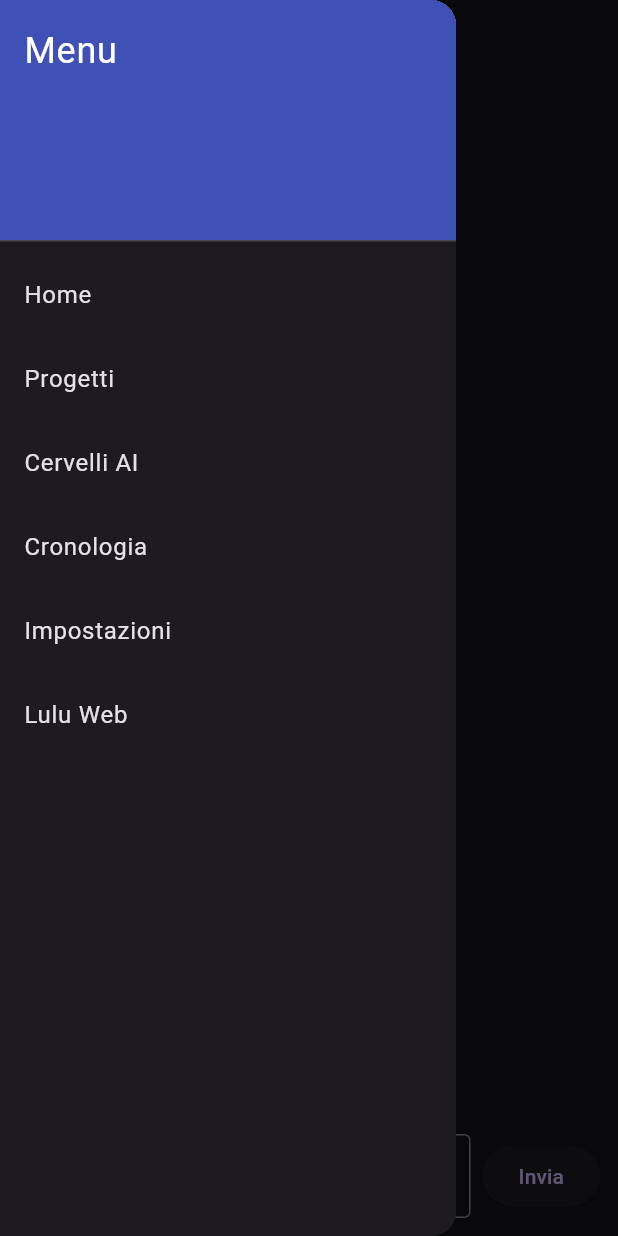
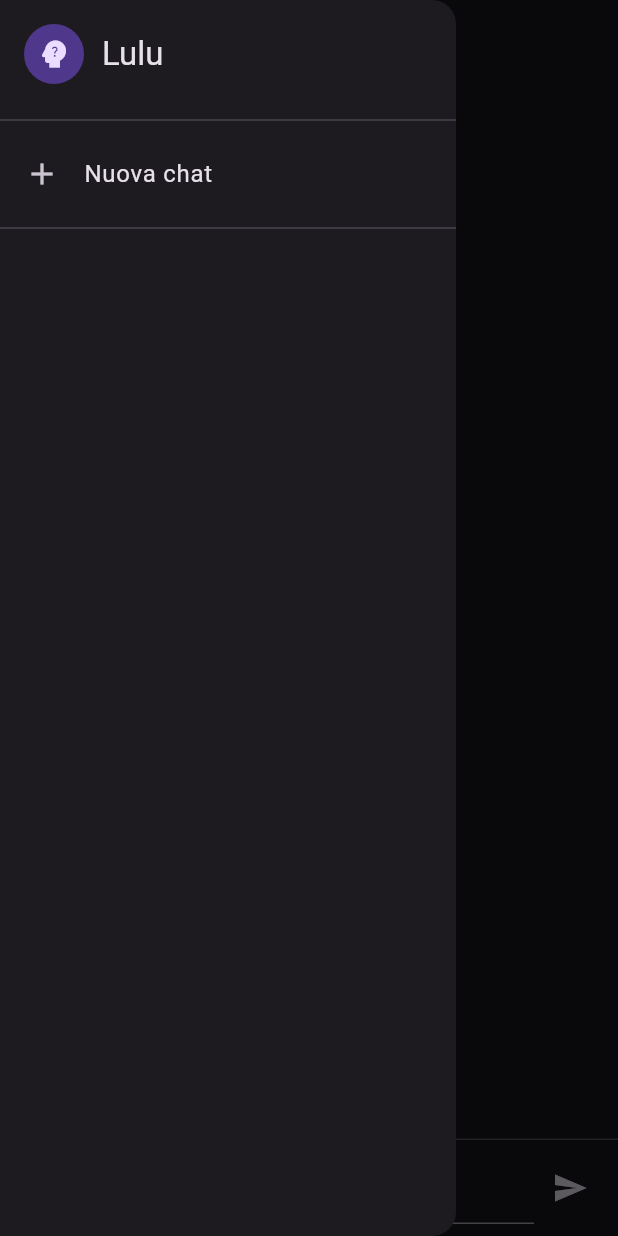
Before and after one commit to spontylulu/luluapp, a Flutter app: the screen it shows after launch, with the side drawer open, on a phone screen of 412 x 824 dp. Run offline on Flutter 3.47's test engine with Material 3 defaults, Android fonts, the phone set to English and light mode, and no system bars; our stand-ins replace shared_preferences, webview_flutter.

Commit message:
aggiunto lista chat e perfezionamenti vari

```diff
--- /dev/null
+++ b/lib/core/chat_memory_manager.dart
@@ -0,0 +1,183 @@
+// 📄 chat_memory_manager.dart
+// Gestione della memoria delle chat in Lulu.
+// - Salva ogni messaggio in file giornalieri per sessione (es. chat_ricette/2025-06-19.json)
+// - Registra metadata nel file index.json per ogni chat creata
+// - Permette il caricamento e salvataggio di messaggi (utente e IA)
+// - In futuro supporterà ricerche e filtri su hashtag o contenuto
+
+import 'dart:convert';
+import 'dart:io';
+import 'package:intl/intl.dart';
+import 'package:path_provider/path_provider.dart';
+
+class ChatMessage {
+  final String mittente;
+  final String contenuto;
+  final DateTime timestamp;
+  final List<String> hashtags;
+
+  ChatMessage({
+    required this.mittente,
+    required this.contenuto,
+    required this.timestamp,
+    this.hashtags = const [],
+  });
+
+  Map<String, dynamic> toJson() => {
+    'mittente': mittente,
+    'contenuto': contenuto,
+    'timestamp': timestamp.toIso8601String(),
+    'hashtags': hashtags,
+  };
+
+  factory ChatMessage.fromJson(Map<String, dynamic> json) {
+    return ChatMessage(
+      mittente: json['mittente'],
+      contenuto: json['contenuto'],
+      timestamp: DateTime.parse(json['timestamp']),
+      hashtags: List<String>.from(json['hashtags'] ?? []),
+    );
+  }
+}
+
+class ChatIndexEntry {
+  final String nome;
+  final DateTime creata;
+  DateTime ultimoAccesso;
+
+  ChatIndexEntry({
+    required this.nome,
+    required this.creata,
+    required this.ultimoAccesso,
+  });
+
+  Map<String, dynamic> toJson() => {
+    'nome': nome,
+    'creata': creata.toIso8601String(),
+    'ultimoAccesso': ultimoAccesso.toIso8601String(),
+  };
+
+  factory ChatIndexEntry.fromJson(Map<String, dynamic> json) {
+    return ChatIndexEntry(
+      nome: json['nome'],
+      creata: DateTime.parse(json['creata']),
+      ultimoAccesso: DateTime.parse(json['ultimoAccesso']),
+    );
+  }
+}
+
+class ChatMemoryManager {
+  static Future<String> _getBasePath() async {
+    final dir = await getApplicationDocumentsDirectory();
+    return '${dir.path}/memoria/cronologia';
+  }
+
+  static Future<String> _getTodayFilePath(String sessione) async {
+    final basePath = await _getBasePath();
+    final date = DateFormat('yyyy-MM-dd').format(DateTime.now());
+    final dir = Directory('$basePath/$sessione');
+    if (!await dir.exists()) {
+      await dir.create(recursive: true);
+    }
+    return '${dir.path}/$date.json';
+  }
+
+  static Future<void> appendMessage(String sessione, ChatMessage message) async {
+    final filePath = await _getTodayFilePath(sessione);
+    final file = File(filePath);
+    List<ChatMessage> history = [];
+
+    if (await file.exists()) {
+      final content = await file.readAsString();
+      history = List<Map<String, dynamic>>.from(jsonDecode(content))
+          .map((msg) => ChatMessage.fromJson(msg))
+          .toList();
+    }
+
+    history.add(message);
+    final updatedJson = jsonEncode(history.map((m) => m.toJson()).toList());
+    await file.writeAsString(updatedJson, flush: true);
+
+    await updateIndex(sessione);
+  }
+
+  static Future<List<ChatMessage>> loadMessages(String sessione) async {
+    final filePath = await _getTodayFilePath(sessione);
+    final file = File(filePath);
+    if (!await file.exists()) return [];
+
+    final content = await file.readAsString();
+    await updateIndex(sessione);
+    return List<Map<String, dynamic>>.from(jsonDecode(content))
+        .map((msg) => ChatMessage.fromJson(msg))
+        .toList();
+  }
+
+  static Future<List<String>> listSessions() async {
+    final basePath = await _getBasePath();
+    final dir = Directory(basePath);
+    if (!await dir.exists()) return [];
+
+    final dirs = await dir.list().toList();
+    return dirs
+        .whereType<Directory>()
+        .map((d) => d.path.split(Platform.pathSeparator).last)
+        .toList();
+  }
+
+  static Future<File> _getIndexFile() async {
+    final basePath = await _getBasePath();
+    return File('$basePath/index.json');
+  }
+
+  static Future<void> addToIndex(String sessione) async {
+    final file = await _getIndexFile();
+    Map<String, dynamic> index = {};
+
+    if (await file.exists()) {
+      index = jsonDecode(await file.readAsString());
+    }
+
+    if (!index.containsKey(sessione)) {
+      index[sessione] = ChatIndexEntry(
+        nome: sessione,
+        creata: DateTime.now(),
+        ultimoAccesso: DateTime.now(),
+      ).toJson();
+      await file.writeAsString(jsonEncode(index), flush: true);
+    }
+  }
+
+  static Future<void> updateIndex(String sessione) async {
+    final file = await _getIndexFile();
+    Map<String, dynamic> index = {};
+
+    if (await file.exists()) {
+      index = jsonDecode(await file.readAsString());
+    }
+
+    final now = DateTime.now();
+
+    index[sessione] = ChatIndexEntry(
+      nome: sessione,
+      creata: index[sessione] != null
+          ? DateTime.parse(index[sessione]['creata'])
+          : now,
+      ultimoAccesso: now,
+    ).toJson();
+
+    await file.writeAsString(jsonEncode(index), flush: true);
+  }
+
+  static Future<List<ChatIndexEntry>> getIndex() async {
+    final file = await _getIndexFile();
+    if (!await file.exists()) return [];
+
+    final content = await file.readAsString();
+    final data = jsonDecode(content) as Map<String, dynamic>;
+    return data.values
+        .map((e) => ChatIndexEntry.fromJson(e as Map<String, dynamic>))
+        .toList()
+      ..sort((a, b) => b.ultimoAccesso.compareTo(a.ultimoAccesso));
+  }
+}
--- a/lib/main.dart
+++ b/lib/main.dart
@@ -1,6 +1,18 @@
+// 📄 main.dart
+// Punto di ingresso principale dell’app Lulu.
+// - Inizializza Flutter e carica l’identità da identity_manager.dart
+// - Lancia l’app con tema scuro Material 3
+// - Definisce tutte le rotte per navigare tra schermate
+
 import 'package:flutter/material.dart';
 import 'package:luluapp/screens/home_screen.dart';
 import 'core/identity_manager.dart';
+import 'package:luluapp/screens/hub_screen.dart';
+import 'package:luluapp/screens/project_screen.dart';
+import 'package:luluapp/screens/cervelli_screen.dart';
+import 'package:luluapp/screens/cronologia_screen.dart';
+import 'package:luluapp/screens/impostazioni_screen.dart';
+import 'package:luluapp/screens/webview_screen.dart';
 
 void main() async {
   WidgetsFlutterBinding.ensureInitialized();
@@ -22,6 +34,15 @@ class LuluApp extends StatelessWidget {
       theme: ThemeData.dark(useMaterial3: true),
       debugShowCheckedModeBanner: false,
       home: const HomeScreen(),
+      routes: {
+        '/home': (context) => const HomeScreen(),
+        '/hub': (context) => const HubScreen(),
+        '/progetti': (context) => const ProjectScreen(),
+        '/cervelli': (context) => const CervelliScreen(),
+        '/cronologia': (context) => const CronologiaScreen(),
+        '/impostazioni': (context) => const ImpostazioniScreen(),
+        '/webview': (context) => const WebviewScreen(),
+      },
     );
   }
 }
--- /dev/null
+++ b/lib/screens/chat_drawer.dart
@@ -0,0 +1,83 @@
+// 📄 chat_drawer.dart
+// Menu laterale principale di Lulu, dedicato alla gestione delle chat.
+// Contiene:
+// - Il logo e nome "Lulu" in alto (cliccabile → apre l’Hub di sistema)
+// - Il pulsante “+ Nuova chat”
+// - L’elenco delle chat esistenti, ordinate per ultima modifica (più recente in alto)
+// Quando si seleziona una chat, chiama il callback fornito (`onChatSelected`).
+
+import 'package:flutter/material.dart';
+
+class ChatDrawer extends StatelessWidget {
+  final List<String> chatList;
+  final void Function(String chatName) onChatSelected;
+  final VoidCallback onNewChat;
+  final VoidCallback onLuluTap;
+
+  const ChatDrawer({
+    Key? key,
+    required this.chatList,
+    required this.onChatSelected,
+    required this.onNewChat,
+    required this.onLuluTap,
+  }) : super(key: key);
+
+  @override
+  Widget build(BuildContext context) {
+    return Drawer(
+      child: SafeArea(
+        child: Column(
+          crossAxisAlignment: CrossAxisAlignment.start,
+          children: [
+            // 🌕 Logo + Lulu (cliccabile)
+            InkWell(
+              onTap: () {
+                Navigator.pop(context); // chiude il drawer
+                Navigator.pushNamed(context, '/hub');
+              },
+              child: Padding(
+                padding: const EdgeInsets.all(16.0),
+                child: Row(
+                  children: [
+                    const CircleAvatar(child: Icon(Icons.psychology_alt)),
+                    const SizedBox(width: 12),
+                    Text(
+                      "Lulu",
+                      style: Theme.of(context).textTheme.titleLarge,
+                    ),
+                  ],
+                ),
+              ),
+            ),
+
+            const Divider(),
+
+            // ➕ Nuova chat
+            ListTile(
+              leading: const Icon(Icons.add),
+              title: const Text("Nuova chat"),
+              onTap: onNewChat,
+            ),
+
+            const Divider(),
+
+            // 📜 Lista chat ordinate per data (già ordinate dal chiamante)
+            Expanded(
+              child: ListView.builder(
+                itemCount: chatList.length,
+                itemBuilder: (context, index) {
+                  final chatName = chatList[index];
+                  return ListTile(
+                    leading: const Icon(Icons.chat_bubble_outline),
+                    title: Text(chatName),
+                    onTap: () => onChatSelected(chatName),
+                  );
+                },
+              ),
+            ),
+          ],
+        ),
+      ),
+    );
+  }
+}
--- a/lib/screens/home_screen.dart
+++ b/lib/screens/home_screen.dart
@@ -1,10 +1,13 @@
+// 📄 home_screen.dart
+// Schermata principale dell’app Lulu.
+// Carica dinamicamente le chat da index.json tramite ChatMemoryManager
+// Ordina per ultimo utilizzo, mostra conversazione corrente, salva automaticamente ogni messaggio.
+// Integra SafeArea per evitare che il campo testo finisca sotto i tasti di sistema Android.
+
 import 'package:flutter/material.dart';
-import 'package:luluapp/screens/project_screen.dart';
-import 'package:luluapp/screens/cervelli_screen.dart';
-import 'package:luluapp/screens/cronologia_screen.dart';
-import 'package:luluapp/screens/impostazioni_screen.dart';
-import 'package:luluapp/screens/webview_screen.dart';
 import 'package:luluapp/core/ai_manager.dart';
+import 'package:luluapp/core/chat_memory_manager.dart';
+import 'package:luluapp/screens/chat_drawer.dart';
 
 class HomeScreen extends StatefulWidget {
   const HomeScreen({super.key});
@@ -14,127 +17,178 @@ class HomeScreen extends StatefulWidget {
 }
 
 class _HomeScreenState extends State<HomeScreen> {
-  final List<String> messages = [
-    "Tu: Ciao Lulu!",
-    "Lulu: Ciao! Come posso aiutarti oggi?",
-  ];
   final TextEditingController _controller = TextEditingController();
+  final List<ChatMessage> messages = [];
+  List<ChatIndexEntry> chatIndex = [];
   bool _isSending = false;
+  String currentChat = "";
+
+  @override
+  void initState() {
+    super.initState();
+    _caricaChatRecenti();
+  }
+
+  Future<void> _caricaChatRecenti() async {
+    final index = await ChatMemoryManager.getIndex();
+    setState(() {
+      chatIndex = index;
+      currentChat = index.isNotEmpty ? index.first.nome : "chat_default";
+    });
+    _loadMessages(currentChat);
+  }
+
+  Future<void> _loadMessages(String chatName) async {
+    final history = await ChatMemoryManager.loadMessages(chatName);
+    setState(() {
+      messages.clear();
+      messages.addAll(history);
+    });
+  }
+
+  Future<void> _salvaMessaggio(String role, String contenuto) async {
+    final msg = ChatMessage(
+      mittente: role,
+      contenuto: contenuto,
+      timestamp: DateTime.now(),
+    );
+    await ChatMemoryManager.appendMessage(currentChat, msg);
+    setState(() => messages.add(msg));
+  }
 
   Future<void> _askLulu(String prompt) async {
-    setState(() {
-      _isSending = true;
-    });
+    setState(() => _isSending = true);
+    await _salvaMessaggio("utente", prompt);
 
     final reply = await AIManager.askLulu(prompt);
+    await _salvaMessaggio("ia", reply);
 
-    setState(() {
-      messages.add("Lulu: $reply");
-      _isSending = false;
-    });
+    setState(() => _isSending = false);
   }
 
   void _sendMessage() {
     final text = _controller.text.trim();
-    if (text.isNotEmpty) {
-      setState(() {
-        messages.add("Tu: $text");
-      });
+    if (text.isEmpty) return;
     _controller.clear();
     _askLulu(text);
   }
+
+  void _nuovaChat() {
+    showDialog(
+      context: context,
+      builder: (context) {
+        final TextEditingController nameCtrl = TextEditingController();
+        return AlertDialog(
+          title: const Text("Nuova chat"),
+          content: TextField(
+            controller: nameCtrl,
+            decoration: const InputDecoration(hintText: "Nome chat"),
+          ),
+          actions: [
+            TextButton(
+              onPressed: () async {
+                final name = nameCtrl.text.trim();
+                if (name.isNotEmpty) {
+                  await ChatMemoryManager.addToIndex(name);
+                  setState(() {
+                    currentChat = name;
+                    messages.clear();
+                  });
+                  _caricaChatRecenti();
+                  Navigator.pop(context);
+                }
+              },
+              child: const Text("Crea"),
+            ),
+          ],
+        );
+      },
+    );
   }
 
-  void _onMenuItemTap(String label) {
-    Navigator.pop(context);
-    switch (label) {
-      case 'Progetti':
-        Navigator.push(context, MaterialPageRoute(builder: (_) => const ProjectScreen()));
-        break;
-      case 'Cervelli AI':
-        Navigator.push(context, MaterialPageRoute(builder: (_) => const CervelliScreen()));
-        break;
-      case 'Cronologia':
-        Navigator.push(context, MaterialPageRoute(builder: (_) => const CronologiaScreen()));
-        break;
-      case 'Impostazioni':
-        Navigator.push(context, MaterialPageRoute(builder: (_) => const ImpostazioniScreen()));
-        break;
-      case 'Lulu Web':
-        Navigator.push(context, MaterialPageRoute(builder: (_) => const WebviewScreen()));
-        break;
-      default:
-        break;
+  void _selezionaChat(String nome) async {
+    setState(() {
+      currentChat = nome;
+      messages.clear();
+    });
+    await _loadMessages(nome);
+    await _caricaChatRecenti();
   }
+
+  void _vaiAllHub() {
+    Navigator.pushNamed(context, "/hub");
   }
 
   @override
   Widget build(BuildContext context) {
+    final chatNames = chatIndex.map((e) => e.nome).toList();
+
     return Scaffold(
       appBar: AppBar(
-        title: const Text('Lulu'),
+        title: Text("💬 $currentChat"),
       ),
-      drawer: Drawer(
-        child: ListView(
-          padding: EdgeInsets.zero,
-          children: [
-            const DrawerHeader(
-              decoration: BoxDecoration(color: Colors.indigo),
-              child: Text('Menu', style: TextStyle(color: Colors.white, fontSize: 24)),
+      drawer: ChatDrawer(
+        chatList: chatNames,
+        onNewChat: _nuovaChat,
+        onChatSelected: _selezionaChat,
+        onLuluTap: _vaiAllHub,
       ),
-            ...[
-              'Home',
-              'Progetti',
-              'Cervelli AI',
-              'Cronologia',
-              'Impostazioni',
-              'Lulu Web',
-            ].map((label) => ListTile(
-              title: Text(label),
-              onTap: () => _onMenuItemTap(label),
-            )),
-          ],
-        ),
-      ),
-      body: SafeArea(
-        child: Column(
+      body: Column(
         children: [
           Expanded(
             child: ListView.builder(
               padding: const EdgeInsets.all(12),
               itemCount: messages.length,
-                itemBuilder: (_, index) => Text(messages[index]),
+              itemBuilder: (context, index) {
+                final msg = messages[index];
+                final isUser = msg.mittente == "utente";
+                return Align(
+                  alignment:
+                  isUser ? Alignment.centerRight : Alignment.centerLeft,
+                  child: Container(
+                    margin: const EdgeInsets.symmetric(vertical: 4),
+                    padding: const EdgeInsets.all(12),
+                    decoration: BoxDecoration(
+                      color: isUser ? Colors.blueGrey : Colors.deepPurple,
+                      borderRadius: BorderRadius.circular(12),
+                    ),
+                    child: Text(
+                      msg.contenuto,
+                      style: const TextStyle(color: Colors.white),
                     ),
                   ),
-            if (_isSending)
-              const Padding(
-                padding: EdgeInsets.all(8),
-                child: CircularProgressIndicator(),
+                );
+              },
             ),
-            Padding(
-              padding: const EdgeInsets.fromLTRB(12, 0, 12, 12),
+          ),
+          const Divider(height: 1),
+          SafeArea(
+            bottom: true,
+            top: false,
+            child: Padding(
+              padding: const EdgeInsets.all(8),
               child: Row(
                 children: [
                   Expanded(
                     child: TextField(
                       controller: _controller,
+                      onSubmitted: (_) => _sendMessage(),
                       decoration: const InputDecoration(
-                        border: OutlineInputBorder(),
-                        hintText: 'Scrivi un messaggio...',
-                      ),
-                      onSubmitted: (_) => _sendMessage(),
+                        hintText: "Scrivi a Lulu...",
                       ),
                     ),
-                  const SizedBox(width: 8),
-                  ElevatedButton(
+                  ),
+                  IconButton(
+                    icon: _isSending
+                        ? const CircularProgressIndicator()
+                        : const Icon(Icons.send),
                     onPressed: _isSending ? null : _sendMessage,
-                    child: const Text('Invia'),
                   ),
                 ],
               ),
             ),
+          ),
         ],
-        ),
       ),
     );
   }
--- a/lib/screens/impostazioni_screen.dart
+++ b/lib/screens/impostazioni_screen.dart
@@ -1,3 +1,9 @@
+// 📄 impostazioni_screen.dart
+// Schermata delle impostazioni IA per Lulu.
+// Permette all’utente di inserire e salvare l’indirizzo dell’endpoint IA (es. via LocalTunnel).
+// I dati vengono salvati nel sistema di configurazione (config.dart).
+// Mostra un messaggio di conferma al salvataggio.
+
 import 'package:flutter/material.dart';
 import 'package:luluapp/config/config.dart';
 
--- a/pubspec.yaml
+++ b/pubspec.yaml
@@ -8,6 +8,7 @@ environment:
   sdk: ">=3.2.0 <4.0.0"
 
 dependencies:
+  intl: ^0.18.1
   flutter:
     sdk: flutter
 
@@ -21,7 +22,5 @@ dev_dependencies:
   flutter_test:
     sdk: flutter
 
-  flutter_lints: ^2.0.0
-
 flutter:
   uses-material-design: true
```
Also changed, not shown: lib/screens/cervelli_screen.dart (+5 -3 lines), lib/screens/cronologia_screen.dart (+4 -3 lines), lib/screens/hub_screen.dart (added, +71 -0 lines), lib/screens/project_screen.dart (+5 -3 lines), lib/screens/webview_screen.dart (+4 -3 lines). Lines whose indentation alone changed are shown as unchanged.
